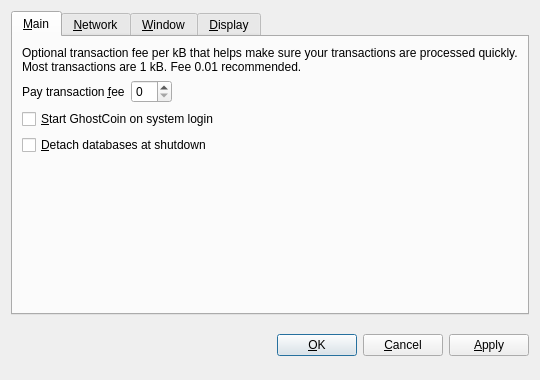
This is src/qt/forms/optionsdialog.ui in magi-retro/peercoin as Qt 5 draws it before an edit. The edited form follows.
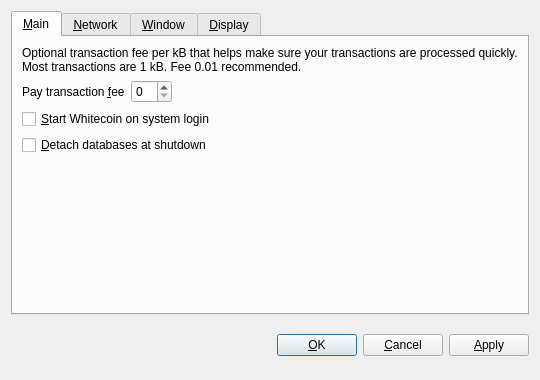
This is the edited form. Custom widgets are drawn as their Qt base class.

Commit message: FORK-WHITE: [REMOVE] [REPLACE-COINNAME] Replace from GhostCoin to WhiteCoin .

Patch:
```diff
--- a/src/qt/forms/optionsdialog.ui
+++ b/src/qt/forms/optionsdialog.ui
@@ -82,7 +82,7 @@
           <string>Automatically start GhostCoin after logging in to the system.</string>
          </property>
          <property name="text">
-          <string>&amp;Start GhostCoin on system login</string>
+          <string>&amp;Start Whitecoin on system login</string>
          </property>
         </widget>
        </item>
```
Left out of the diff: 10 changed lines with no effect on the pictures. The commit also changes 33 other files.
